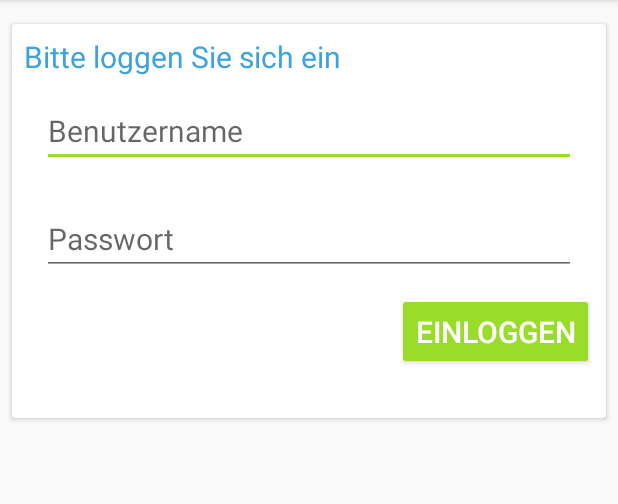
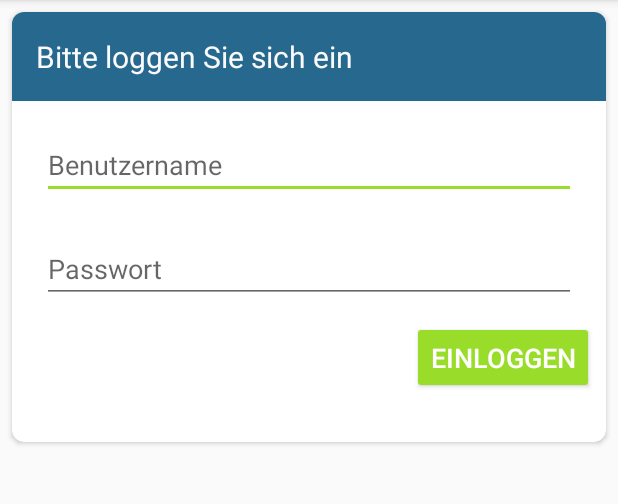
Before and after one commit to src85/canteen_manager, an Android app: the screen it shows after launch (LoginActivity), on a phone screen of 412 x 824 dp, the part 84-588 px from its top. Run offline under Robolectric (Android 15) with nearby library versions, the phone set to English and light mode, and no system bars.

```diff
--- a/app/src/main/java/com/example/canteenchecker/canteenmanager/ui/RatingsFragment.java
+++ b/app/src/main/java/com/example/canteenchecker/canteenmanager/ui/RatingsFragment.java
@@ -133,8 +133,8 @@ public class RatingsFragment extends Fragment {
     }
 
     private void deleteRating(final String ratingId, final Button button) {
+        button.setEnabled(false);
         if (CanteenManagerApplication.getInstance().isAuthenticated()) {
-            button.setEnabled(false);
             //authenticated
             final View view = LayoutInflater.from(getActivity()).inflate(R.layout.dialog_delete_rating, null);
             new AlertDialog.Builder(getActivity())
@@ -167,6 +167,7 @@ public class RatingsFragment extends Fragment {
                                     Toast.makeText(getActivity(),
                                             b ? getString(R.string.msg_ratingDeleted) : getString(R.string.msg_ratingNotDeleted),
                                             Toast.LENGTH_SHORT).show();
+                                    button.setEnabled(true);
                                 }
                             }.execute(
                                     CanteenManagerApplication.getInstance().getAuthenticationToken()
--- a/app/src/main/java/com/example/canteenchecker/canteenmanager/ui/ReviewsFragment.java
+++ b/app/src/main/java/com/example/canteenchecker/canteenmanager/ui/ReviewsFragment.java
@@ -105,6 +105,7 @@ public class ReviewsFragment extends Fragment {
                 if (reviewData != null) {
                     txvAverageRating.setText(String.format("%.2f", reviewData.getAverageRating()));
                     txvTotalRatings.setText(NumberFormat.getNumberInstance().format(reviewData.getTotalRatings()));
+                    txvTotalRatings.setVisibility(View.VISIBLE);
                     rtbAverageRating.setRating(reviewData.getAverageRating());
                     setWeight(viwRatingOne, reviewData.getRatingsOne(), reviewData.getTotalRatingsOfMostCommonGrade());
                     setWeight(viwRatingTwo, reviewData.getRatingsTwo(), reviewData.getTotalRatingsOfMostCommonGrade());
--- a/app/src/main/res/layout/activity_login.xml
+++ b/app/src/main/res/layout/activity_login.xml
@@ -1,21 +1,24 @@
 <?xml version="1.0" encoding="utf-8"?>
 <android.support.v7.widget.CardView xmlns:android="http://schemas.android.com/apk/res/android"
+    xmlns:app="http://schemas.android.com/apk/res-auto"
     style="@style/cmCardView"
+    android:layout_marginTop="@dimen/distance_small"
+    android:fitsSystemWindows="true"
+    app:cardCornerRadius="@dimen/distance_small">
+
+    <LinearLayout
         android:layout_width="match_parent"
         android:layout_height="wrap_content"
-    android:fitsSystemWindows="true"
         android:orientation="vertical">
 
+        <TextView
+            android:id="@+id/txvModifyActivityHeader"
+            style="@style/cmTextViewHeader"
+            android:text="@string/txvLoginActivityHeader_text" />
+
         <LinearLayout
-        android:id="@+id/ll_cv_activity_login"
-        style="@style/cmLLContentWrapper">
-
-        <TextView
-            android:id="@+id/txvLoginActivityHeader"
-            style="@style/cmTextView"
-            android:text="@string/txvLoginActivityHeader_text"
-            android:textColor="@color/colorPrimary"
-            android:textSize="@dimen/text_box_font_size" />
+            style="@style/cmLLContentWrapper"
+            android:layout_marginTop="@dimen/distance_small_plus">
 
             <android.support.v7.widget.AppCompatEditText
                 android:id="@+id/edtUserName"
@@ -29,17 +32,12 @@
                 android:hint="@string/edtPassword_hint"
                 android:inputType="textPassword" />
 
-        <LinearLayout
-            android:layout_width="match_parent"
-            android:layout_height="wrap_content"
-            android:gravity="end">
-
             <Button
                 android:id="@+id/btnLogIn"
                 style="@style/cmButton"
+                android:layout_gravity="end"
                 android:text="@string/btnLogIn_text" />
 
         </LinearLayout>
-
     </LinearLayout>
 </android.support.v7.widget.CardView>
--- a/app/src/main/res/values/dimens.xml
+++ b/app/src/main/res/values/dimens.xml
@@ -1,22 +1,23 @@
 <?xml version="1.0" encoding="utf-8"?>
 <resources>
-
     <dimen name="distance_large">120dp</dimen>
+    <dimen name="distance_ml">70dp</dimen>
+    <dimen name="distance_double_medium_plus">60dp</dimen>
     <dimen name="distance_double_medium">48dp</dimen>
-    <dimen name="distance_double_medium_plus">60dp</dimen>
-    <dimen name="distance_ml">72dp</dimen>
+    <dimen name="distance_medium">24dp</dimen>
     <dimen name="distance_ms">16dp</dimen>
-    <dimen name="distance_medium">24dp</dimen>
     <dimen name="distance_small_plus">12dp</dimen>
     <dimen name="distance_small">8dp</dimen>
     <dimen name="distance_extra_small">4dp</dimen>
 
-    <dimen name="canteen_details_map_height">240dp</dimen>
+    <dimen name="canteen_details_map_height">220dp</dimen>
     <dimen name="divider_thickness">1dp</dimen>
     <dimen name="rating_bar_height">6dp</dimen>
 
-    <dimen name="text_box_font_size">20sp</dimen>
+    <dimen name="text_view_header_size">20sp</dimen>
     <dimen name="text_view_font_size">16sp</dimen>
+    <dimen name="text_box_font_size">18sp</dimen>
+
     <!-- Default screen margins, per the Android Design guidelines. -->
     <dimen name="activity_horizontal_margin">16dp</dimen>
     <dimen name="activity_vertical_margin">16dp</dimen>
--- a/app/src/main/res/values/strings.xml
+++ b/app/src/main/res/values/strings.xml
@@ -12,7 +12,7 @@
     <string name="edtCanteenMeal_hint">Tagesmenü</string>
     <string name="edtCanteenMealPrice_hint">Tagesmenü-Preis</string>
     <string name="edtCanteenWaitingTime_hint">Wartezeit</string>
-    <string name="txvCanteenWaitingTimeLabel_text">Durchschnittliche Wartezeit in Minuten:\u00A0</string>
+    <string name="txvCanteenWaitingTimeLabel_text">Durchschnittl. Wartezeit in Minuten:\u00A0</string>
     <string name="btnCanteenSave_text">Speichern</string>
     <string name="btnRatingDelete_text">Löschen</string>
     <string name="btnChangesRevert_text">Rückgängig</string>
--- a/app/src/main/res/values/styles.xml
+++ b/app/src/main/res/values/styles.xml
@@ -23,14 +23,13 @@
         <item name="android:textColor">@color/materialForeground</item>
     </style>
 
-    <style name="cmCardView" parent="AppTheme">
-        <item name="android:layout_marginTop">@dimen/distance_ms</item>
+    <style name="cmCardView">
+        <item name="android:layout_marginTop">0dp</item>
         <item name="android:layout_marginBottom">@dimen/distance_small</item>
         <item name="android:layout_marginLeft">@dimen/distance_small</item>
         <item name="android:layout_marginRight">@dimen/distance_small</item>
-        <item name="android:padding">@dimen/distance_medium</item>
-        <!--<item name="android:layout_width">match_parent</item>-->
-        <!--<item name="android:layout_height">wrap_content</item>-->
+        <item name="android:layout_width">match_parent</item>
+        <item name="android:layout_height">wrap_content</item>
     </style>
 
     <style name="cmLLContentWrapper">
@@ -38,6 +37,15 @@
         <item name="android:layout_margin">@dimen/distance_small</item>
         <item name="android:layout_width">match_parent</item>
         <item name="android:layout_height">wrap_content</item>
+    </style>
+
+    <style name="cmTextViewHeader">
+        <item name="android:textColor">@color/materialForeground</item>
+        <item name="android:textSize">@dimen/text_view_header_size</item>
+        <item name="android:layout_width">match_parent</item>
+        <item name="android:layout_height">wrap_content</item>
+        <item name="android:padding">@dimen/distance_ms</item>
+        <item name="android:background">@color/colorPrimaryDark</item>
     </style>
 
     <style name="cmTextView">
```
Also changed, not shown: app/src/main/res/layout/fragment_edit_canteen.xml (+31 -18 lines), app/src/main/res/layout/fragment_manage_ratings.xml (+15 -13 lines), app/src/main/res/layout/fragment_reviews.xml (+4 -3 lines). Lines whose indentation alone changed are shown as unchanged.
